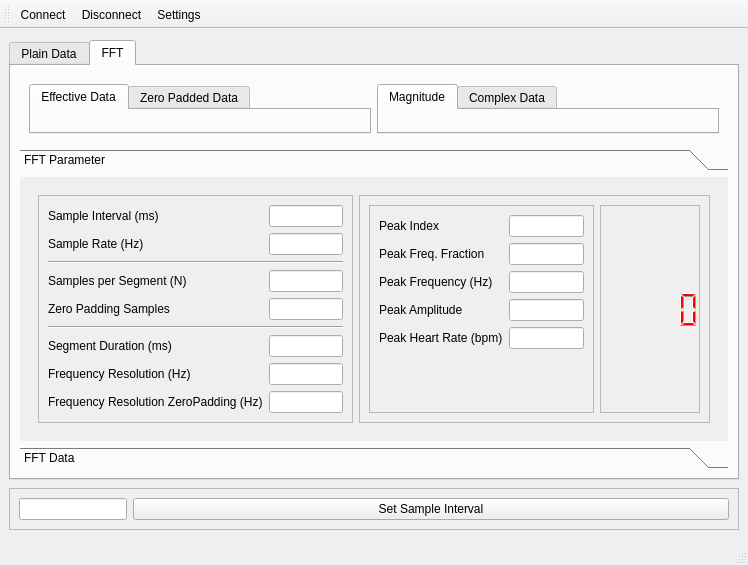
Old version of the form ui/MainWindow.ui in the repository UbiquitousComputingSS14/HeartRateMonitor.
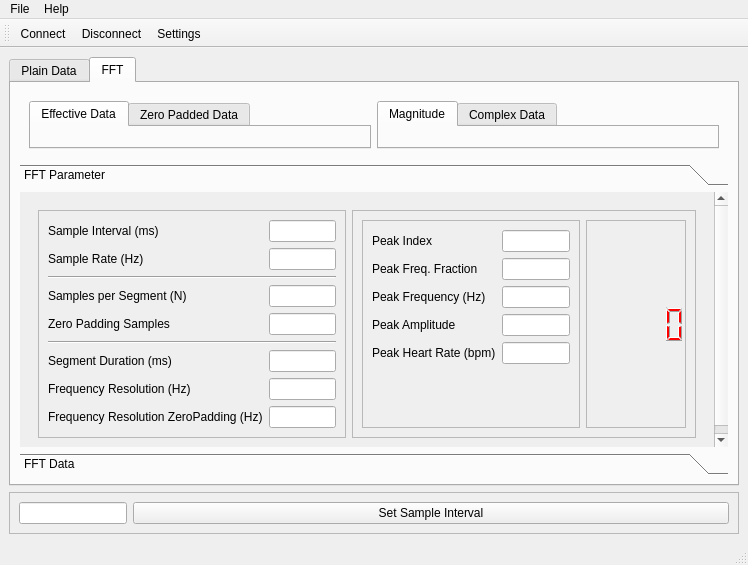
New version of the form. The open tabs and pages were chosen to show the change. Icons and pictures are not drawn.

Patch:
```diff
--- a/ui/MainWindow.ui
+++ b/ui/MainWindow.ui
@@ -905,6 +905,21 @@
      <height>21</height>
     </rect>
    </property>
+   <widget class="QMenu" name="menuHelp">
+    <property name="title">
+     <string>Help</string>
+    </property>
+    <addaction name="actionInformation"/>
+    <addaction name="actionAbout"/>
+   </widget>
+   <widget class="QMenu" name="menuFile">
+    <property name="title">
+     <string>File</string>
+    </property>
+    <addaction name="actionSettings_2"/>
+   </widget>
+   <addaction name="menuFile"/>
+   <addaction name="menuHelp"/>
   </widget>
   <widget class="QStatusBar" name="statusbar"/>
   <widget class="QToolBar" name="toolBar">
```
Left out of the diff: 23 changed lines with no effect on the pictures.
